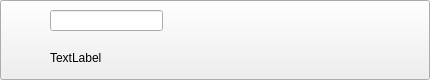
hidog/HiGit, file ui/projectbutton.ui: the form before one commit.
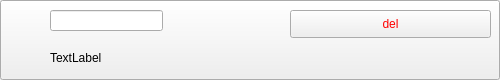
The form after the commit.

Commit message: 微調介面 主畫面的button無法縮放 file view的欄位寬度先寫死

```diff
--- a/ui/projectbutton.ui
+++ b/ui/projectbutton.ui
@@ -6,7 +6,7 @@
    <rect>
     <x>0</x>
     <y>0</y>
-    <width>430</width>
+    <width>500</width>
     <height>80</height>
    </rect>
   </property>
@@ -16,6 +16,12 @@
     <verstretch>0</verstretch>
    </sizepolicy>
   </property>
+  <property name="minimumSize">
+   <size>
+    <width>0</width>
+    <height>0</height>
+   </size>
+  </property>
   <widget class="QLabel" name="pathLabel">
    <property name="geometry">
     <rect>
@@ -39,6 +45,22 @@
     </rect>
    </property>
   </widget>
+  <widget class="QPushButton" name="pushButton">
+   <property name="geometry">
+    <rect>
+     <x>290</x>
+     <y>10</y>
+     <width>201</width>
+     <height>28</height>
+    </rect>
+   </property>
+   <property name="styleSheet">
+    <string notr="true">color: rgb(255, 0, 0);</string>
+   </property>
+   <property name="text">
+    <string>del</string>
+   </property>
+  </widget>
  </widget>
  <resources/>
  <connections/>
```
The commit also changes 6 other files.
